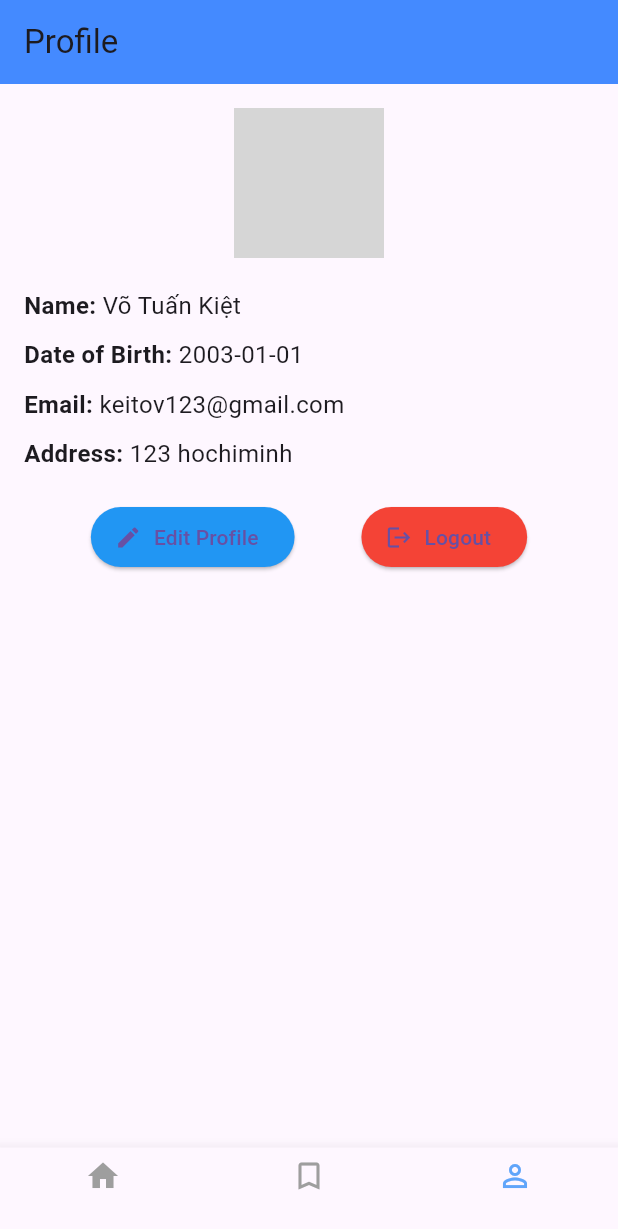
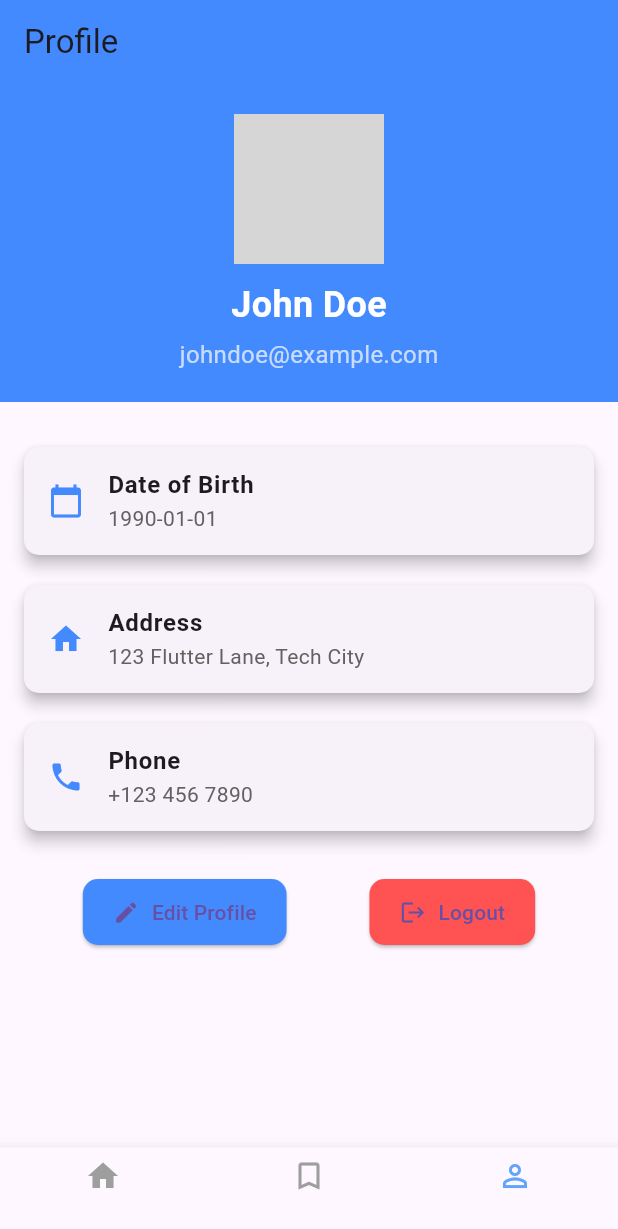
Before and after one commit to hanphong2977/booknest_app, a Flutter app: the screen it shows after launch, item 3 of the bottom bar chosen, on a phone screen of 412 x 824 dp. Shown: the top 1229 px of the screen. Run offline on Flutter 3.47's test engine with Material 3 defaults, Android fonts, the light colour scheme and no system bars; network calls fail; grey boxes are pictures that could not be loaded.

Commit message:
Thay đổi file user_profile_page.dart chủ nhật 8/12/2024

```diff
--- a/lib/user_profile_page.dart
+++ b/lib/user_profile_page.dart
@@ -1,43 +1,93 @@
+import 'package:booknest_app/login_page.dart';
 import 'package:flutter/material.dart';
 
-
-class ProfileApp extends StatefulWidget {
-  @override
-  State<ProfileApp> createState() => _ProfilePage();
+void main() {
+  runApp(ProfileApp());
 }
 
-class _ProfilePage extends State<ProfileApp> {
+class ProfileApp extends StatelessWidget {
+  @override
+  Widget build(BuildContext context) {
+    return MaterialApp(
+      debugShowCheckedModeBanner: false,
+      home: ProfilePage(),
+    );
+  }
+}
+
+class ProfilePage extends StatefulWidget {
+  @override
+  State<ProfilePage> createState() => _ProfilePageState();
+}
+
+class _ProfilePageState extends State<ProfilePage> {
   @override
   Widget build(BuildContext context) {
     return Scaffold(
       appBar: AppBar(
         title: Text('Profile'),
         backgroundColor: Colors.blueAccent,
+        elevation: 0,
       ),
-      body: Padding(
-        padding: const EdgeInsets.all(16.0),
+      body: SingleChildScrollView(
         child: Column(
-          crossAxisAlignment: CrossAxisAlignment.start,
           children: [
-            // Profile Picture
-            Center(
-              child: CircleAvatar(
-                radius: 50,
-                backgroundImage: AssetImage('assets/profile_pic.jpg'), // Thêm ảnh vào assets
+            // Header
+            Container(
+              width: double.infinity,
+              color: Colors.blueAccent,
+              child: Column(
+                children: [
+                  SizedBox(height: 20),
+                  CircleAvatar(
+                    radius: 50,
+                    backgroundImage: AssetImage('assets/profile_pic.jpg'),
+                  ),
+                  SizedBox(height: 10),
+                  Text(
+                    "John Doe",
+                    style: TextStyle(
+                      fontSize: 24,
+                      fontWeight: FontWeight.bold,
+                      color: Colors.white,
+                    ),
+                  ),
+                  SizedBox(height: 5),
+                  Text(
+                    "johndoe@example.com",
+                    style: TextStyle(
+                      fontSize: 16,
+                      color: Colors.white70,
+                    ),
+                  ),
+                  SizedBox(height: 20),
+                ],
               ),
             ),
             SizedBox(height: 20),
-            // Name
-            ProfileField(label: 'Name', value: 'Võ Tuấn Kiệt'),
-            SizedBox(height: 10),
-            // Date of Birth
-            ProfileField(label: 'Date of Birth', value: '2003-01-01'),
-            SizedBox(height: 10),
-            // Email
-            ProfileField(label: 'Email', value: 'keitov123@gmail.com'),
-            SizedBox(height: 10),
-            // Address
-            ProfileField(label: 'Address', value: '123 hochiminh'),
+            // Profile Details
+            Padding(
+              padding: const EdgeInsets.symmetric(horizontal: 16.0),
+              child: Column(
+                children: [
+                  ProfileDetailCard(
+                    icon: Icons.calendar_today,
+                    title: 'Date of Birth',
+                    value: '1990-01-01',
+                  ),
+                  ProfileDetailCard(
+                    icon: Icons.home,
+                    title: 'Address',
+                    value: '123 Flutter Lane, Tech City',
+                  ),
+                  ProfileDetailCard(
+                    icon: Icons.phone,
+                    title: 'Phone',
+                    value: '+123 456 7890',
+                  ),
+                ],
+              ),
+            ),
             SizedBox(height: 20),
             // Buttons
             Row(
@@ -45,28 +95,38 @@ class _ProfilePage extends State<ProfileApp> {
               children: [
                 ElevatedButton.icon(
                   onPressed: () {
-                    // Hành động khi bấm Edit Profile
-                    ScaffoldMessenger.of(context).showSnackBar(SnackBar(
-                      content: Text('Edit Profile clicked!'),
-                    ));
+                    // Không cần chức năng
                   },
                   icon: Icon(Icons.edit),
                   label: Text('Edit Profile'),
-                  style: ElevatedButton.styleFrom(backgroundColor: Colors.blue),
+                  style: ElevatedButton.styleFrom(
+                    backgroundColor: Colors.blueAccent,
+                    padding: EdgeInsets.symmetric(horizontal: 20, vertical: 12),
+                    shape: RoundedRectangleBorder(
+                      borderRadius: BorderRadius.circular(10),
+                    ),
+                  ),
                 ),
                 ElevatedButton.icon(
                   onPressed: () {
-                    // Hành động khi bấm Logout
-                    ScaffoldMessenger.of(context).showSnackBar(SnackBar(
-                      content: Text('Logged out!'),
-                    ));
+                    Navigator.pushReplacement(
+                      context,
+                      MaterialPageRoute(builder: (context) => LoginPage()),
+                    );
                   },
                   icon: Icon(Icons.logout),
                   label: Text('Logout'),
-                  style: ElevatedButton.styleFrom(backgroundColor: Colors.red),
+                  style: ElevatedButton.styleFrom(
+                    backgroundColor: Colors.redAccent,
+                    padding: EdgeInsets.symmetric(horizontal: 20, vertical: 12),
+                    shape: RoundedRectangleBorder(
+                      borderRadius: BorderRadius.circular(10),
+                    ),
+                  ),
                 ),
               ],
-            )
+            ),
+            SizedBox(height: 20),
           ],
         ),
       ),
@@ -74,27 +134,24 @@ class _ProfilePage extends State<ProfileApp> {
   }
 }
 
-class ProfileField extends StatelessWidget {
-  final String label;
+class ProfileDetailCard extends StatelessWidget {
+  final IconData icon;
+  final String title;
   final String value;
 
-  ProfileField({required this.label, required this.value});
+  ProfileDetailCard({required this.icon, required this.title, required this.value});
 
   @override
   Widget build(BuildContext context) {
-    return Row(
-      children: [
-        Text(
-          '$label: ',
-          style: TextStyle(fontWeight: FontWeight.bold, fontSize: 16),
-        ),
-        Expanded(
-          child: Text(
-            value,
-            style: TextStyle(fontSize: 16),
-          ),
-        ),
-      ],
+    return Card(
+      elevation: 4,
+      shape: RoundedRectangleBorder(borderRadius: BorderRadius.circular(10)),
+      margin: EdgeInsets.symmetric(vertical: 10),
+      child: ListTile(
+        leading: Icon(icon, color: Colors.blueAccent),
+        title: Text(title, style: TextStyle(fontWeight: FontWeight.bold)),
+        subtitle: Text(value, style: TextStyle(color: Colors.grey[700])),
+      ),
     );
   }
 }
```
